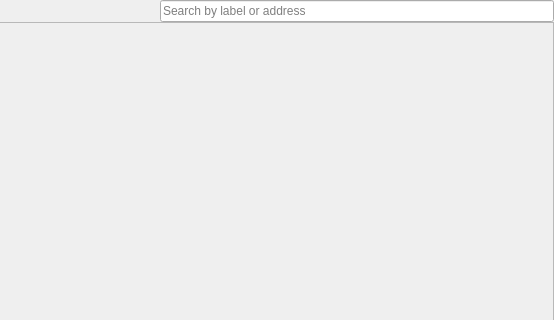
gridcoin-community/Gridcoin-Research, file src/qt/forms/receivecoinspage.ui: the form before one commit; both pictures show x 345 to 899 and y 0 to 320 of the 899 by 456 pixel window.
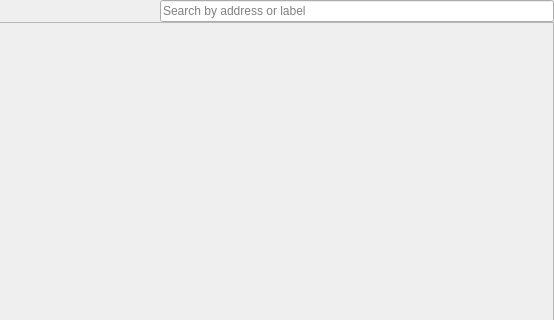
The form after the commit.

```diff
--- a/src/qt/forms/receivecoinspage.ui
+++ b/src/qt/forms/receivecoinspage.ui
@@ -97,7 +97,7 @@
       <item>
        <widget class="QLineEdit" name="filterLineEdit">
         <property name="placeholderText">
-         <string>Search by label or address</string>
+         <string>Search by address or label</string>
         </property>
         <property name="clearButtonEnabled">
          <bool>true</bool>
```
